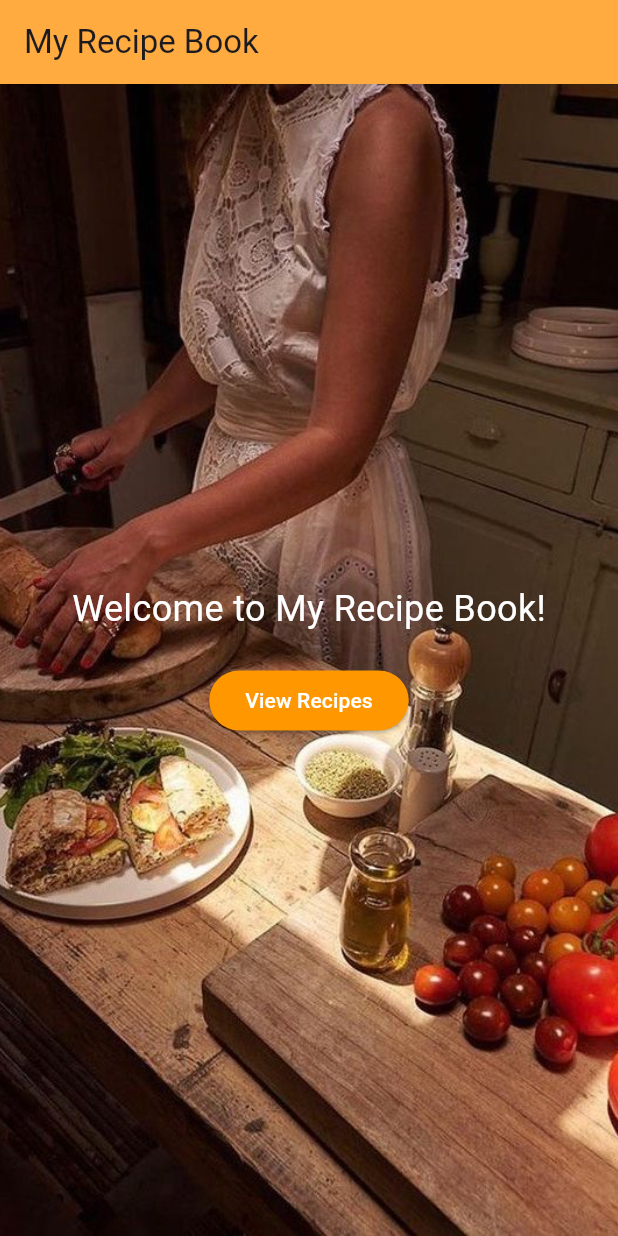
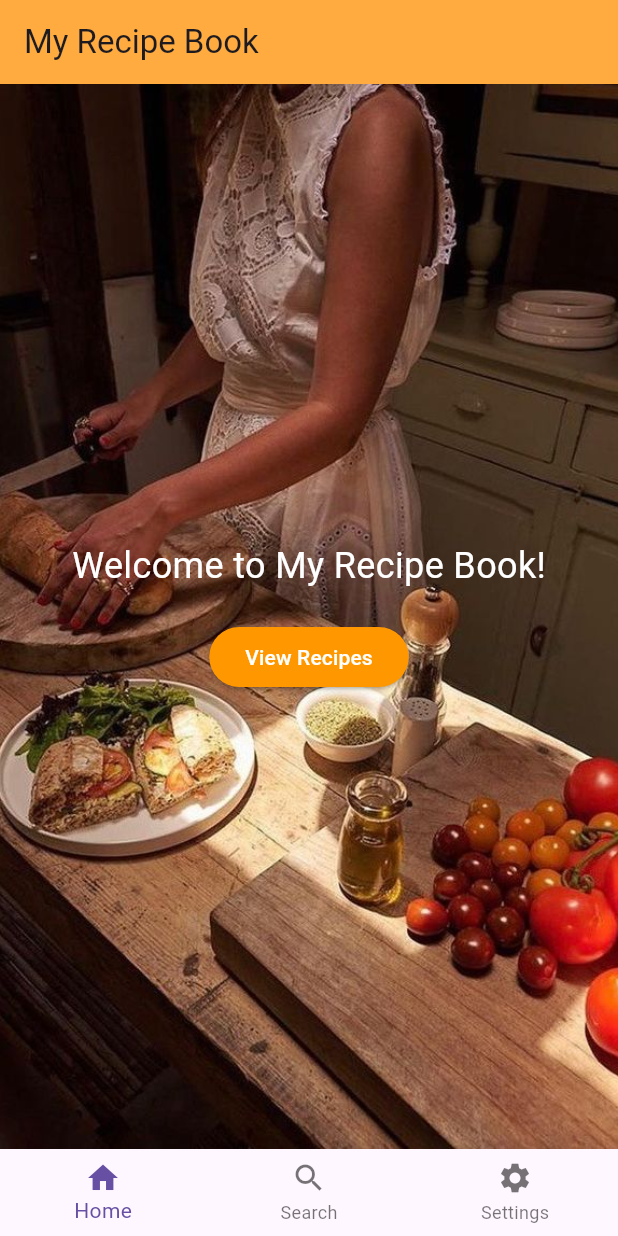
Before and after one commit to csomprakit/Group9, a Flutter app: the screen it shows after launch, on a phone screen of 412 x 824 dp. Run offline on Flutter 3.47's test engine with Material 3 defaults, Android fonts, the phone set to English and light mode, and no system bars; our stand-ins replace floor, go_router, sqflite; accounts and stored records are empty; generated files the repository leaves out were written again.

Commit message:
Updated HomePage.dart to add BottomNav bar

```diff
--- a/lib/HomePage.dart
+++ b/lib/HomePage.dart
@@ -1,6 +1,7 @@
 import 'package:flutter/material.dart';
+import 'package:go_router/go_router.dart';
 import 'database/recipe_database.dart'; // Import your recipe database files
-import 'ReadPage.dart'; // Assuming RecipesPage is defined in RecipesPage.dart
+import 'bottom_nav.dart';
 
 class HomePage extends StatelessWidget {
   final RecipeDatabase database;
@@ -12,6 +13,7 @@ class HomePage extends StatelessWidget {
     return Scaffold(
       appBar: AppBar(
         title: Text('My Recipe Book'),
+        automaticallyImplyLeading: false,
         backgroundColor: Colors.orangeAccent, // Change the color of the app bar
       ),
       body: Stack(
@@ -33,10 +35,7 @@ class HomePage extends StatelessWidget {
                 ElevatedButton(
                   onPressed: () {
                     // Navigate to recipes page
-                    Navigator.push(
-                      context,
-                      MaterialPageRoute(builder: (context) => ReadPage(database: database)),
-                    );
+                    GoRouter.of(context).push('/search');
                   },
                   style: ButtonStyle(
                     backgroundColor: MaterialStateProperty.all(Colors.orange)
@@ -50,6 +49,7 @@ class HomePage extends StatelessWidget {
           ),
         ],
       ),
+      bottomNavigationBar: BottomNav(),
     );
   }
 }
```
